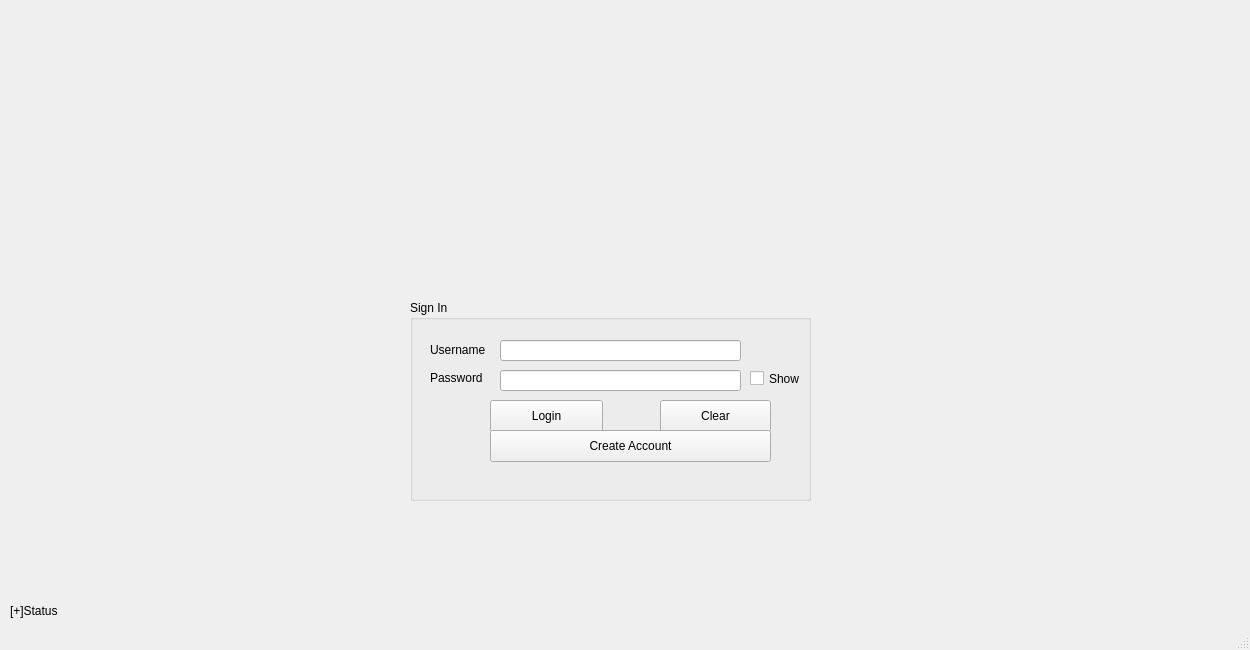
Above: Project2/mainwindow.ui from tdragon00/CS1C_Project_2 before the change. Below: the same form after it.
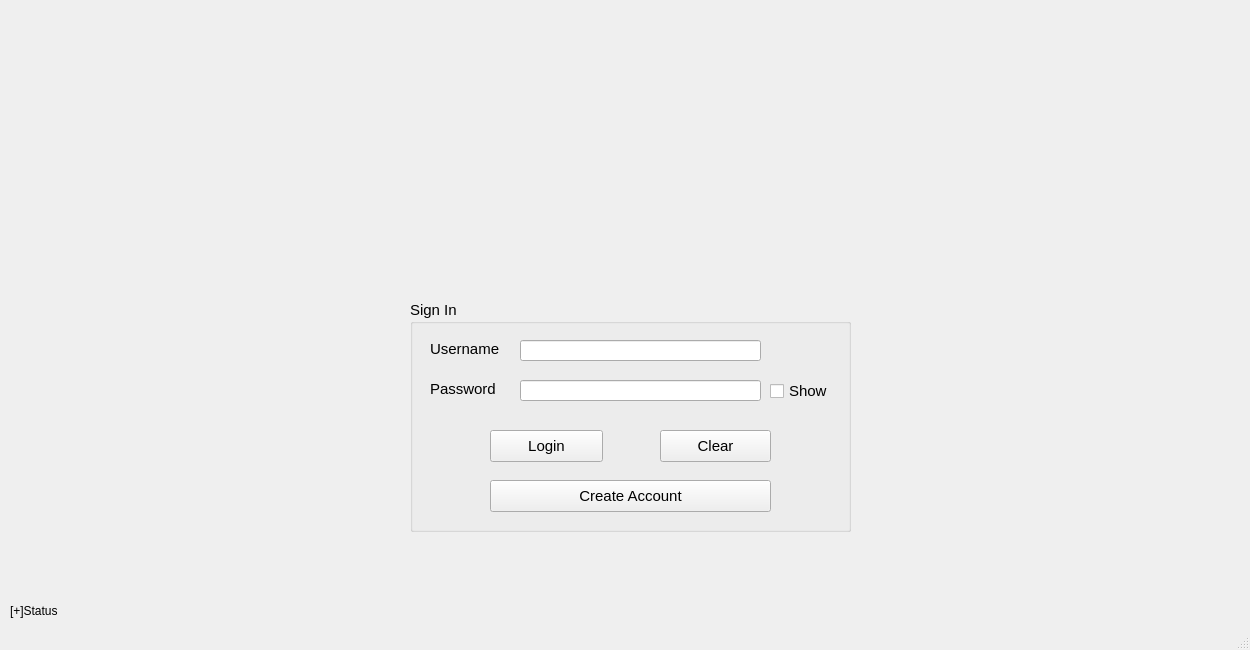
That is the form after the change.

Patch:
```diff
--- a/Project2/mainwindow.ui
+++ b/Project2/mainwindow.ui
@@ -32,17 +32,22 @@
      <rect>
       <x>410</x>
       <y>300</y>
-      <width>401</width>
-      <height>201</height>
+      <width>441</width>
+      <height>232</height>
      </rect>
     </property>
+    <property name="font">
+     <font>
+      <pointsize>11</pointsize>
+     </font>
+    </property>
     <property name="title">
      <string>Sign In</string>
     </property>
     <widget class="QLineEdit" name="lineUser">
      <property name="geometry">
       <rect>
-       <x>90</x>
+       <x>110</x>
        <y>40</y>
        <width>241</width>
        <height>21</height>
@@ -52,8 +57,8 @@
     <widget class="QLineEdit" name="linePassword">
      <property name="geometry">
       <rect>
-       <x>90</x>
-       <y>70</y>
+       <x>110</x>
+       <y>80</y>
        <width>241</width>
        <height>21</height>
       </rect>
@@ -66,9 +71,9 @@
      <property name="geometry">
       <rect>
        <x>20</x>
-       <y>70</y>
-       <width>71</width>
-       <height>16</height>
+       <y>80</y>
+       <width>72</width>
+       <height>18</height>
       </rect>
      </property>
      <property name="text">
@@ -80,8 +85,8 @@
       <rect>
        <x>20</x>
        <y>40</y>
-       <width>71</width>
-       <height>20</height>
+       <width>75</width>
+       <height>18</height>
       </rect>
      </property>
      <property name="text">
@@ -92,7 +97,7 @@
      <property name="geometry">
       <rect>
        <x>80</x>
-       <y>100</y>
+       <y>130</y>
        <width>113</width>
        <height>32</height>
       </rect>
@@ -111,7 +116,7 @@
      <property name="geometry">
       <rect>
        <x>250</x>
-       <y>100</y>
+       <y>130</y>
        <width>111</width>
        <height>32</height>
       </rect>
@@ -124,7 +129,7 @@
      <property name="geometry">
       <rect>
        <x>80</x>
-       <y>130</y>
+       <y>180</y>
        <width>281</width>
        <height>32</height>
       </rect>
@@ -136,10 +141,10 @@
     <widget class="QCheckBox" name="checkPassword">
      <property name="geometry">
       <rect>
-       <x>340</x>
-       <y>70</y>
-       <width>61</width>
-       <height>17</height>
+       <x>360</x>
+       <y>80</y>
+       <width>68</width>
+       <height>22</height>
       </rect>
      </property>
      <property name="text">
```
